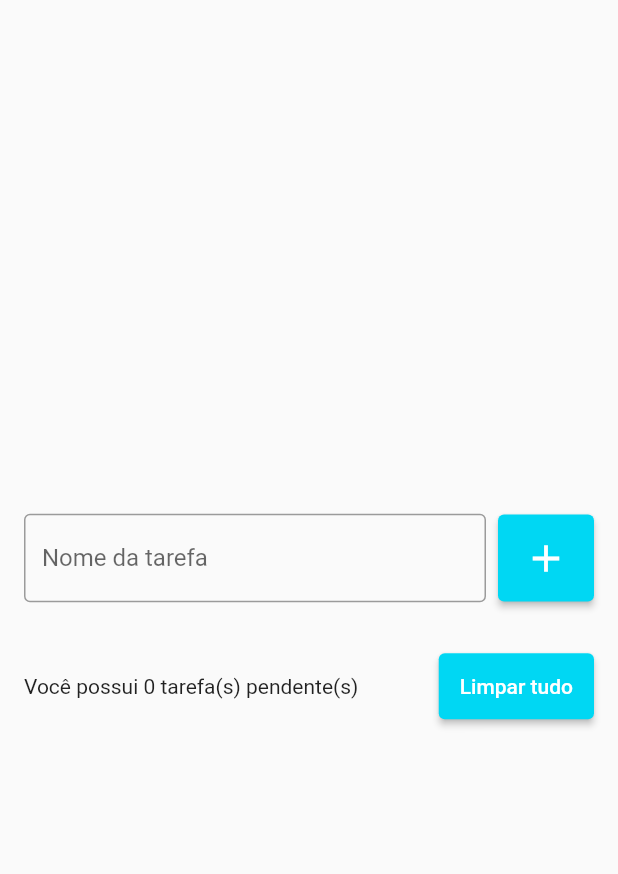
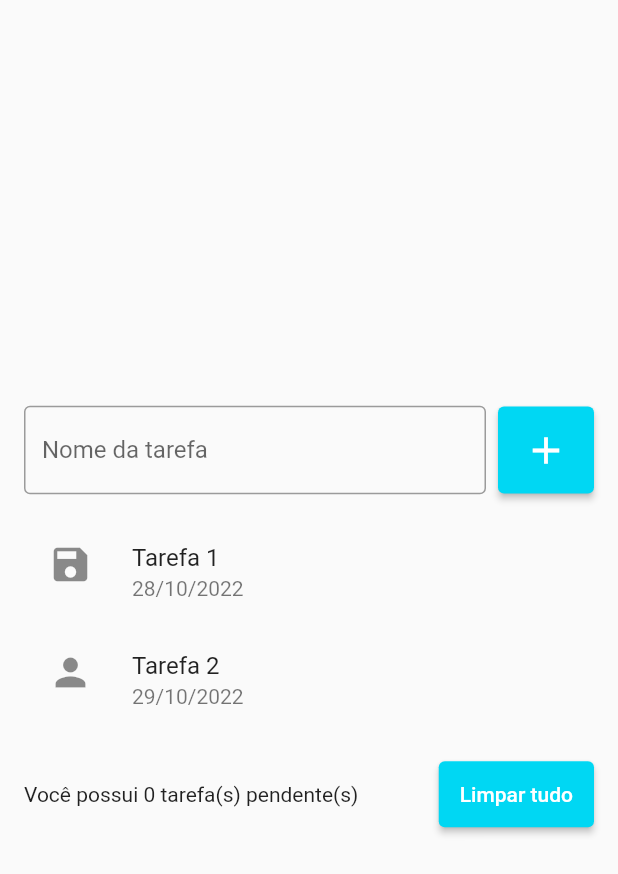
Before and after one commit to estelson/todo_list, a Flutter app: the screen it shows after launch, on a phone screen of 412 x 824 dp. Shown: the top 874 px of the screen. Run offline on Flutter 3.47's test engine with Material 2 defaults, Android fonts, the light colour scheme and no system bars.

Commit message:
Configurando o componente ListTile da ListView

```diff
--- a/lib/pages/todo_list_page.dart
+++ b/lib/pages/todo_list_page.dart
@@ -38,14 +38,27 @@ class TodoListPage extends StatelessWidget {
                 ],
               ),
               SizedBox(height: 16),
-
               ListView(
                 shrinkWrap: true,
                 children: [
-
+                  ListTile(
+                    title: Text("Tarefa 1"),
+                    subtitle: Text("28/10/2022"),
+                    leading: Icon(Icons.save, size: 30),
+                    onTap: () {
+                      print("Tarefa 1 clicada");
+                    },
+                  ),
+                  ListTile(
+                    title: Text("Tarefa 2"),
+                    subtitle: Text("29/10/2022"),
+                    leading: Icon(Icons.person, size: 30),
+                    onTap: () {
+                      print("Tarefa 2 clicada");
+                    }
+                  ),
                 ],
               ),
-
               SizedBox(height: 16),
               Row(
                 children: [
```
